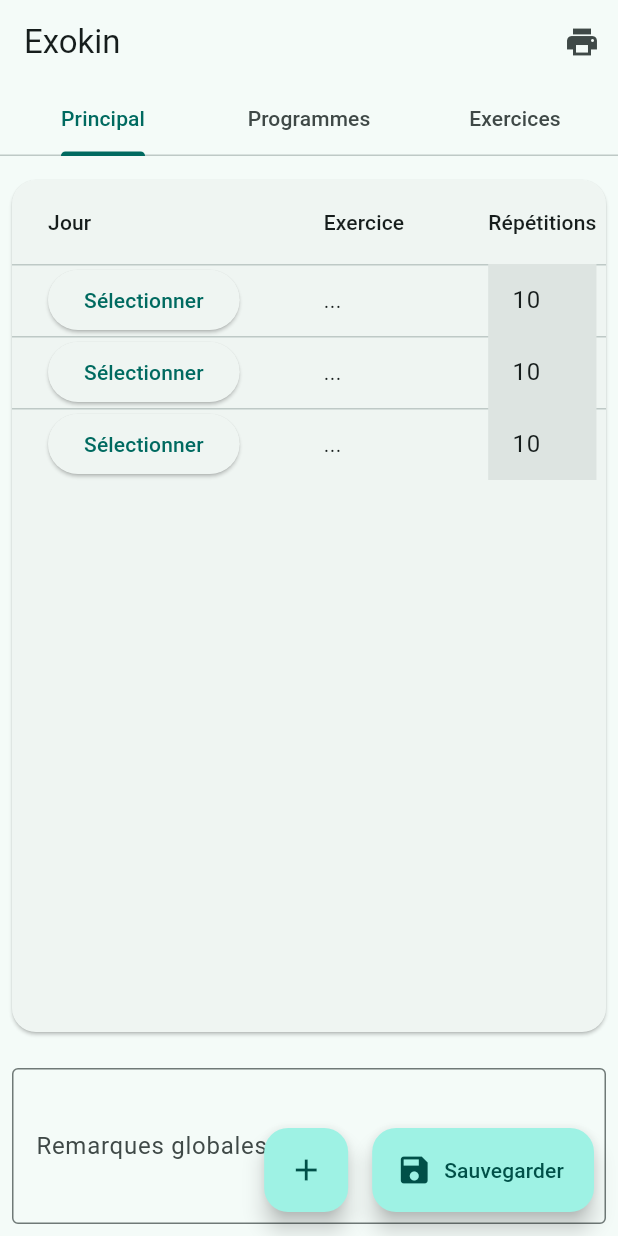
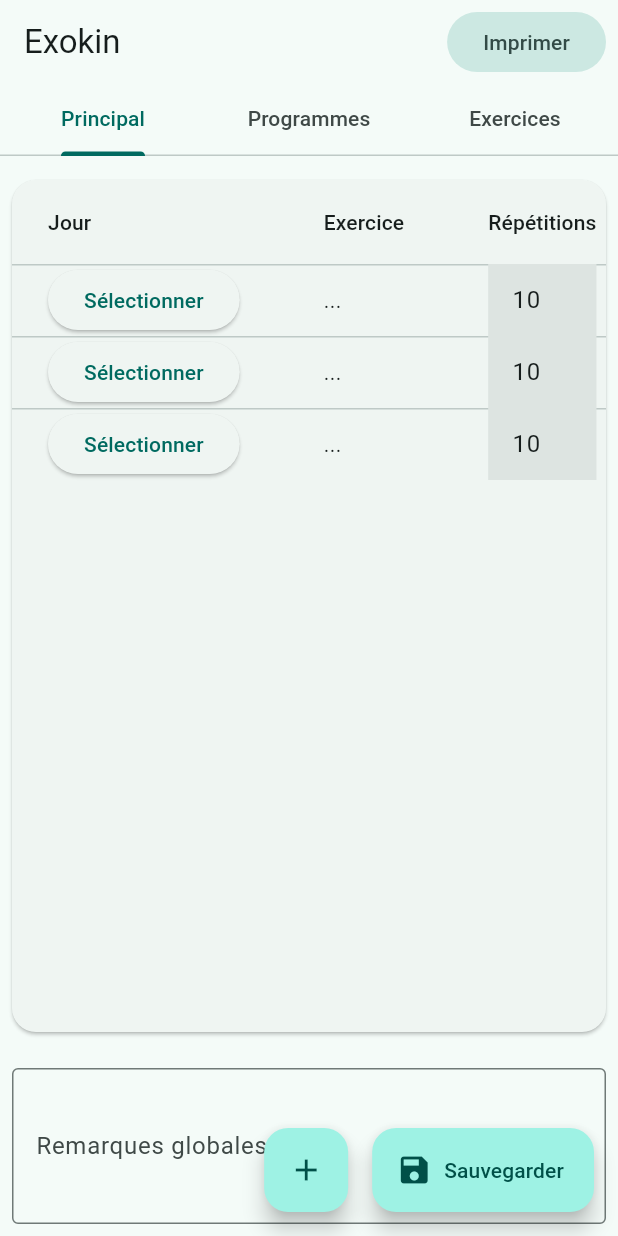
Before and after one commit to nemolivier/exokine, a Flutter app: the screen it shows after launch, on a phone screen of 412 x 824 dp. Run offline on Flutter 3.47's test engine with Material 3 defaults, Android fonts, the phone set to English and light mode, and no system bars; our stand-ins replace pdf, printing; network calls fail.

Commit message:
amélioration cosmétique bouton imprimer

```diff
--- a/lib/screens/main_screen.dart
+++ b/lib/screens/main_screen.dart
@@ -91,10 +91,12 @@
         ),
         actions: [
           _buildViewSwitcherButton(),
-          IconButton(
-            icon: const Icon(Icons.print),
-            onPressed: () => _showPrintDialog(),
-            tooltip: 'Imprimer',
+          Padding(
+            padding: const EdgeInsets.only(right: 8.0),
+            child: FilledButton.tonal(
+              onPressed: () => _showPrintDialog(),
+              child: const Text('Imprimer'),
+            ),
           ),
         ],
       ),
```
